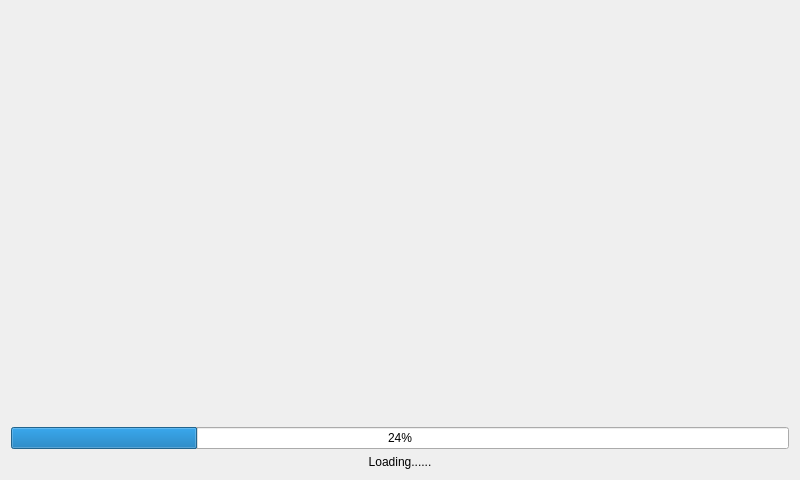
First picture: the form in ibed/excutable/lanchwidget.ui, repository semerlin/ibed, before the edit.
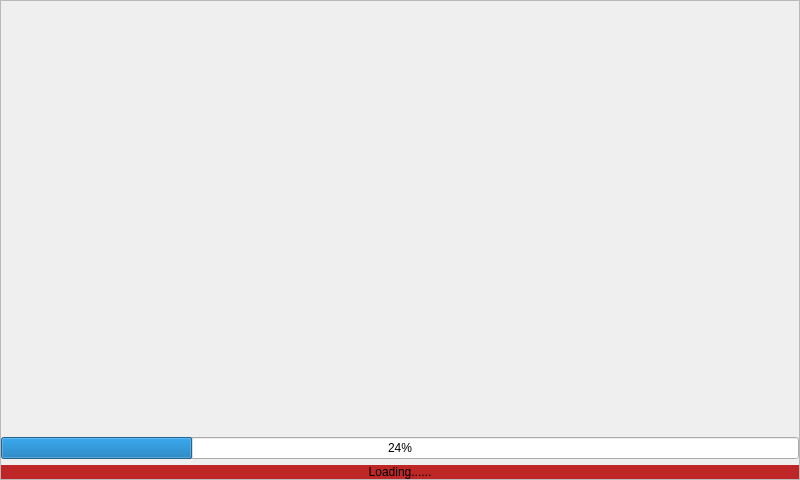
Second picture: the form after the edit. Icons and pictures are not drawn.

Commit message: 启动界面添加

Patch:
```diff
--- a/ibed/excutable/lanchwidget.ui
+++ b/ibed/excutable/lanchwidget.ui
@@ -17,6 +17,46 @@
    <string notr="true"/>
   </property>
   <layout class="QVBoxLayout" name="verticalLayout">
+   <property name="spacing">
+    <number>0</number>
+   </property>
+   <property name="leftMargin">
+    <number>0</number>
+   </property>
+   <property name="topMargin">
+    <number>0</number>
+   </property>
+   <property name="rightMargin">
+    <number>0</number>
+   </property>
+   <property name="bottomMargin">
+    <number>0</number>
+   </property>
+   <item>
+    <widget class="QFrame" name="frame">
+     <property name="styleSheet">
+      <string notr="true">QFrame#frame{
+background-image: url(:/resource/lanch.jpg);}</string>
+     </property>
+     <property name="frameShape">
+      <enum>QFrame::StyledPanel</enum>
+     </property>
+     <property name="frameShadow">
+      <enum>QFrame::Raised</enum>
+     </property>
+     <layout class="QVBoxLayout" name="verticalLayout_2">
+      <property name="leftMargin">
+       <number>0</number>
+      </property>
+      <property name="topMargin">
+       <number>0</number>
+      </property>
+      <property name="rightMargin">
+       <number>0</number>
+      </property>
+      <property name="bottomMargin">
+       <number>0</number>
+      </property>
    <item>
     <spacer name="verticalSpacer">
      <property name="orientation">
@@ -39,12 +79,18 @@
    </item>
    <item>
     <widget class="QLabel" name="label_message">
+        <property name="styleSheet">
+         <string notr="true">background-color: rgb(191, 39, 39);</string>
+        </property>
      <property name="text">
       <string>Loading......</string>
      </property>
      <property name="alignment">
       <set>Qt::AlignCenter</set>
      </property>
+       </widget>
+      </item>
+     </layout>
     </widget>
    </item>
   </layout>
```
Lines whose indentation alone changed are shown as unchanged. The commit also changes 7 other files.
